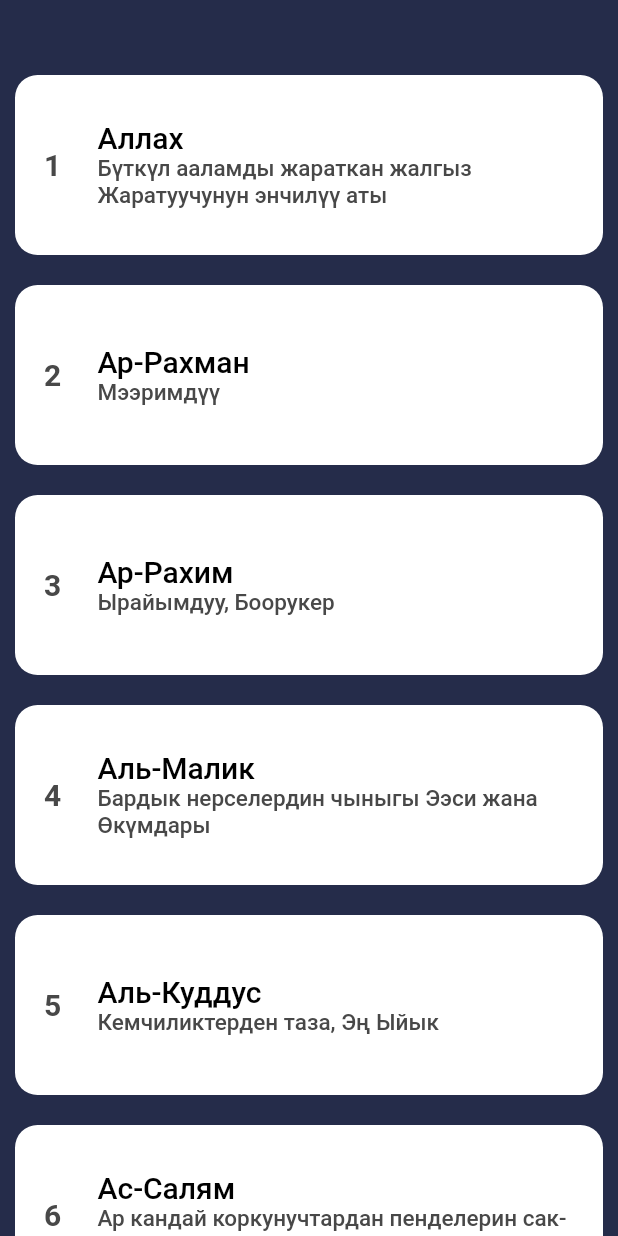
After one commit to gulzigit22/dinbil, a Flutter app: the screen it shows after launch, after a tap on "Аллахтын 99 ысымы", on a phone screen of 412 x 824 dp. The commit adds this screen. Run offline on Flutter 3.47's test engine with Material 2 defaults, Android fonts, the phone set to English and light mode, and no system bars.

Commit message:
names done

```diff
--- a/lib/modules/home/home.dart
+++ b/lib/modules/home/home.dart
@@ -1,4 +1,5 @@
 import 'package:dinbil/modules/test/test.dart';
+import 'package:dinbil/modules/view/names.dart';
 
 import 'package:flutter/material.dart';
 
@@ -97,13 +98,23 @@ class HomeView extends StatelessWidget {
                       const SizedBox(
                         height: 10,
                       ),
-                      Container(
+                      GestureDetector(
+                        onTap: () {
+                          Navigator.push(
+                            context,
+                            MaterialPageRoute(
+                              builder: (context) => const NameView(),
+                            ),
+                          );
+                        },
+                        child: Container(
                           height: 150,
                           width: 120,
                           decoration: BoxDecoration(
                               color: const Color(0xffffffff),
                               borderRadius: BorderRadius.circular(30)),
                           child: Center(child: Text('Аллахтын 99 ысымы')),
+                        ),
                       ),
                       const SizedBox(
                         height: 10,
--- /dev/null
+++ b/lib/modules/view/cards.dart
@@ -0,0 +1,92 @@
+import 'package:flutter/material.dart';
+
+class BuildContainer extends StatelessWidget {
+  final int number;
+  final String firstText;
+  final String secondText;
+
+  const BuildContainer({
+    required this.number,
+    required this.firstText,
+    required this.secondText,
+    Key? key,
+  }) : super(key: key);
+
+  @override
+  Widget build(BuildContext context) {
+    return Padding(
+      padding: const EdgeInsets.all(10.0),
+      child: Container(
+        width: double.infinity,
+        height: 120,
+        decoration: BoxDecoration(
+          borderRadius: BorderRadius.circular(15),
+          color: Colors.white,
+        ),
+        child: Row(
+          crossAxisAlignment: CrossAxisAlignment.start,
+          children: [
+            Container(
+              width: 50.0,
+              alignment: Alignment.center,
+              child: Text(
+                '$number',
+                style: TextStyle(
+                  fontSize: 20,
+                  color: Color(0xff484848),
+                  fontWeight: FontWeight.w700,
+                ),
+              ),
+            ),
+            SizedBox(
+              width: 5,
+            ),
+            NewWidget(
+              firstText: firstText,
+              secondText: secondText,
+            ),
+          ],
+        ),
+      ),
+    );
+  }
+}
+
+class NewWidget extends StatelessWidget {
+  final String firstText;
+  final String secondText;
+
+  const NewWidget({
+    required this.firstText,
+    required this.secondText,
+    Key? key,
+  }) : super(key: key);
+
+  @override
+  Widget build(BuildContext context) {
+    return Expanded(
+      child: Column(
+        crossAxisAlignment: CrossAxisAlignment.start,
+        mainAxisAlignment: MainAxisAlignment.center,
+        children: [
+          Text(
+            firstText,
+            style: TextStyle(
+              fontSize: 20,
+              color: Colors.black,
+              fontWeight: FontWeight.w500,
+            ),
+          ),
+          Text(
+            secondText,
+            style: TextStyle(
+              fontSize: 15.0,
+              color: Color(0xff484848),
+              fontWeight: FontWeight.w500,
+            ),
+          ),
+        ],
+      ),
+    );
+  }
+}
--- /dev/null
+++ b/lib/modules/view/names.dart
@@ -0,0 +1,355 @@
+import 'package:dinbil/modules/view/cards.dart';
+import 'package:dinbil/theme/color/colors.dart';
+import 'package:flutter/material.dart';
+
+class NameView extends StatefulWidget {
+  const NameView({super.key});
+
+  @override
+  State<NameView> createState() => _NameViewState();
+}
+
+class _NameViewState extends State<NameView> {
+  @override
+  Widget build(BuildContext context) {
+    return Scaffold(
+      backgroundColor: AppColor.pripmaryColor,
+      body: Column(
+        mainAxisAlignment: MainAxisAlignment.start,
+        crossAxisAlignment: CrossAxisAlignment.start,
+        children: [
+          SizedBox(height: 40),
+          Expanded(
+            child: ListView.builder(
+              shrinkWrap: true,
+              itemCount: 99, // 1'den 99'a kadar sayılar için
+              itemBuilder: (context, index) {
+                int number = index + 1;
+
+                String firstText = ''; // Başlangıç değeri ataması
+                String secondText = ''; // Başlangıç değeri ataması
+
+                if (number == 1) {
+                  firstText = 'Аллах';
+                  secondText =
+                      'Бүткүл ааламды жараткан жалгыз Жаратуучунун энчилүү аты';
+                } else if (number == 2) {
+                  firstText = 'Ар-Рахман';
+                  secondText = 'Мээримдүү';
+                } else if (number == 3) {
+                  firstText = 'Ар-Рахим';
+                  secondText = 'Ырайымдуу, Боорукер';
+                } else if (number == 4) {
+                  firstText = 'Аль-Малик';
+                  secondText = 'Бардык нерселердин чыныгы Ээси жана Өкүмдары';
+                } else if (number == 5) {
+                  firstText = 'Аль-Куддус';
+                  secondText = 'Кемчиликтерден таза, Эң Ыйык';
+                } else if (number == 6) {
+                  firstText = 'Ас-Салям';
+                  secondText =
+                      'Ар кандай коркунучтардан пенделерин сак-саламат алып калуучу';
+                } else if (number == 7) {
+                  firstText = 'Аль-Му’мин';
+                  secondText =
+                      'Бардык нерселерге амандык, тынчтык жана бейпилдик берүүчү';
+                } else if (number == 8) {
+                  firstText = 'Аль-Мухаймин';
+                  secondText = 'Бардык макулуктарды көзөмөлдөп, колдоп туруучу';
+                } else if (number == 9) {
+                  firstText = 'Аль-’Азиз';
+                  secondText = 'Кудуреттүү';
+                } else if (number == 10) {
+                  firstText = 'Аль-Джаббар';
+                  secondText = 'Каалаган нерсесин мажбурлап кылдыруучу';
+                } else if (number == 11) {
+                  firstText = 'Аль-Мутакяббир';
+                  secondText = 'Бардык нерседен улук';
+                } else if (number == 12) {
+                  firstText = 'Аль-Халик';
+                  secondText = 'Бардык нерсени жаратуучу';
+                } else if (number == 13) {
+                  firstText = 'Аль-Бари’';
+                  secondText = 'Жоктон бар кылуучу';
+                } else if (number == 14) {
+                  firstText = 'Аль-Мусаввир';
+                  secondText =
+                      'Ар бир нерсенин өзүнө жарашыктуу келбет берүүчү';
+                } else if (number == 15) {
+                  firstText = 'Аль-Гаффар';
+                  secondText = 'Кечирүүчү';
+                } else if (number == 16) {
+                  firstText = 'Аль-Каххар';
+                  secondText = 'Каардуу';
+                } else if (number == 17) {
+                  firstText = 'Аль-Ваххаб';
+                  secondText = 'Белектерди, жакшылыктарды тартуу кылуучу';
+                } else if (number == 18) {
+                  firstText = 'Ар-Раззак';
+                  secondText = 'Ырыскы берүүчү';
+                } else if (number == 19) {
+                  firstText = 'Аль-Фаттах';
+                  secondText = 'Бардык жабык нерселерди ачуучу';
+                } else if (number == 20) {
+                  firstText = 'Аль-’Алим';
+                  secondText = 'Бардык нерсени билүүчү';
+                } else if (number == 21) {
+                  firstText = 'Аль-Кабид';
+                  secondText =
+                      'Каалаган макулугунун ырыскысын кемитүүчү, кысуучу, жанын сууруп алуучу';
+                } else if (number == 22) {
+                  firstText = 'Аль-Басит';
+                  secondText = 'Жан салып ырыскы берүүчү';
+                } else if (number == 23) {
+                  firstText = 'Аль-Хафид';
+                  secondText = 'Каалаган педесинин мартабасын төмөндөтүүчү';
+                } else if (number == 24) {
+                  firstText = 'Аль-Рафи’';
+                  secondText = 'Каалган пендесинин мартабасын көтөрүүчү';
+                } else if (number == 25) {
+                  firstText = 'Аль-Му’изз';
+                  secondText = 'Азиз, урматтуу, кудуреттүү';
+                } else if (number == 26) {
+                  firstText = 'Аль-Музиль';
+                  secondText = 'Кор кылуучу';
+                } else if (number == 27) {
+                  firstText = 'Аль-Сами’';
+                  secondText = 'Жашыруун жана ачык добуштардын баарын угуучу';
+                } else if (number == 28) {
+                  firstText = 'Аль-Басыр';
+                  secondText = 'Бардык нерсени көрүүчү';
+                } else if (number == 29) {
+                  firstText = 'Аль-Хакам';
+                  secondText = 'Өкүм жүргүзүүчү, Өкүмдар';
+                } else if (number == 30) {
+                  firstText = 'Аль-’Адль';
+                  secondText = 'Адилеттүү';
+                } else if (number == 31) {
+                  firstText = 'Аль-Латыф';
+                  secondText = 'Өтө жумшак мамиле кылуучу';
+                } else if (number == 32) {
+                  firstText = 'Аль-Хабир';
+                  secondText = 'Бардык иштерден кабардар';
+                } else if (number == 33) {
+                  firstText = 'Аль-Халим';
+                  secondText = 'Каталык-күнөөлөрдү жумшактык менен кечирүүчү';
+                } else if (number == 34) {
+                  firstText = 'Аль-’Азым';
+                  secondText = 'Баарынан улуу жана бийик туруучу';
+                } else if (number == 35) {
+                  firstText = 'Аль-Гафур';
+                  secondText = 'Күнөөлөрдү толугу менен кечирүүчү';
+                } else if (number == 36) {
+                  firstText = 'Аш-Шакур';
+                  secondText =
+                      'Шүгүр кылуучу пенделерине көптөгөн соопторду берүүчү';
+                } else if (number == 37) {
+                  firstText = 'Аль-’Алий';
+                  secondText = 'Барынан жогору туруучу улуктук ээси';
+                } else if (number == 38) {
+                  firstText = 'Аль-Кябир';
+                  secondText = 'Улуулук ээси';
+                } else if (number == 39) {
+                  firstText = 'Аль-Хафиз';
+                  secondText = 'Бардык нерсени сактоочу';
+                } else if (number == 40) {
+                  firstText = 'Аль-Мукит';
+                  secondText =
+                      'Ар түрдүү макулуктарга керектүү ырыскыларын берүүчү';
+                } else if (number == 41) {
+                  firstText = 'Аль-Хасиб';
+                  secondText =
+                      'Кулдарынын бардык кыймыл-аракетинин эсеп-кысабын алуучу';
+                } else if (number == 42) {
+                  firstText = 'Аль-Джалиль';
+                  secondText = 'Жаалдуу, Айбаттуу, бардык сыпаттары кемелдүү';
+                } else if (number == 43) {
+                  firstText = 'Аль-Карим';
+                  secondText = 'Жоомарт, Берешен';
+                } else if (number == 44) {
+                  firstText = 'Ар-Ракиб';
+                  secondText = 'Бардык нерселерди көрүп-билип туруучу';
+                } else if (number == 45) {
+                  firstText = 'Аль-Муджиб';
+                  secondText = 'Пенделеринин дубаларына жооп берүүчү';
+                } else if (number == 46) {
+                  firstText = 'Аль-Васи’';
+                  secondText = 'Илими менен ырайымы кең';
+                } else if (number == 47) {
+                  firstText = 'Аль-Хаким';
+                  secondText =
+                      'Даанышман, Бардык нерсени даанышмандык менен жасоочу';
+                } else if (number == 48) {
+                  firstText = 'Аль-Вадуд';
+                  secondText = 'Сүйүү, Жараткан макулуктарын сүйүүчү';
+                } else if (number == 49) {
+                  firstText = 'Аль-Маджиид';
+                  secondText = 'Даңктуу, улуктугу менен өкүмдарлыгы чексиз';
+                } else if (number == 50) {
+                  firstText = 'Аль-Ба’ис';
+                  secondText =
+                      'Пайгамбарларды жөнөтүүчү жана өлүктөрдү тирилтүүчү';
+                } else if (number == 51) {
+                  firstText = 'Аш-Шахид';
+                  secondText = 'Ар бир нерсеге күбө';
+                } else if (number == 52) {
+                  firstText = 'Аль-Хакк';
+                  secondText =
+                      'Акыйкат, дайыма туруктуу жана эч өзгөрбөй туруучу';
+                } else if (number == 53) {
+                  firstText = 'Аль-Вакиль';
+                  secondText = 'Бардык иштерди өз кепилдигине алуучу';
+                } else if (number == 54) {
+                  firstText = 'Аль-Кавий';
+                  secondText = 'Чыныгы күч менен кудурет ээси';
+                } else if (number == 55) {
+                  firstText = 'Аль-Матин';
+                  secondText =
+                      'Өкүмдөрү бекем, эч нерсе Анын өкүмдөрүн буза албайт';
+                } else if (number == 56) {
+                  firstText = 'Аль-Валий';
+                  secondText = 'Момундардын досу жана жардамчысы';
+                } else if (number == 57) {
+                  firstText = 'Аль-Хамид';
+                  secondText = 'Мактоого татыктуу';
+                } else if (number == 58) {
+                  firstText = 'Аль-Мухсы';
+                  secondText = 'Бардык нерсенин санын, эсебин билүүчү';
+                } else if (number == 59) {
+                  firstText = 'Аль-Мубди’';
+                  secondText = 'Алгачкы жолу жоктон бар кылып жаратуучу';
+                } else if (number == 60) {
+                  firstText = 'Аль-Му’ид';
+                  secondText = 'Өлгөн макулуктарга кайрадан өмүр берүүчү';
+                } else if (number == 61) {
+                  firstText = 'Аль-Мубди’';
+                  secondText = 'Алгачкы жолу жоктон бар кылып жаратуучу';
+                } else if (number == 62) {
+                  firstText = 'Аль-Мубди’';
+                  secondText = 'Алгачкы жолу жоктон бар кылып жаратуучу';
+                } else if (number == 63) {
+                  firstText = 'Аль-Мубди’';
+                  secondText = 'Алгачкы жолу жоктон бар кылып жаратуучу';
+                } else if (number == 64) {
+                  firstText = 'Аль-Мубди’';
+                  secondText = 'Алгачкы жолу жоктон бар кылып жаратуучу';
+                } else if (number == 65) {
+                  firstText = 'Аль-Мубди’';
+                  secondText = 'Алгачкы жолу жоктон бар кылып жаратуучу';
+                } else if (number == 66) {
+                  firstText = 'Аль-Мубди’';
+                  secondText = 'Алгачкы жолу жоктон бар кылып жаратуучу';
+                } else if (number == 67) {
+                  firstText = 'Аль-Мубди’';
+                  secondText = 'Алгачкы жолу жоктон бар кылып жаратуучу';
+                } else if (number == 68) {
+                  firstText = 'Аль-Мубди’';
+                  secondText = 'Алгачкы жолу жоктон бар кылып жаратуучу';
+                } else if (number == 69) {
+                  firstText = 'Аль-Мубди’';
+                  secondText = 'Алгачкы жолу жоктон бар кылып жаратуучу';
+                } else if (number == 70) {
+                  firstText = 'Аль-Мубди’';
+                  secondText = 'Алгачкы жолу жоктон бар кылып жаратуучу';
+                } else if (number == 71) {
+                  firstText = 'Аль-Мубди’';
+                  secondText = 'Алгачкы жолу жоктон бар кылып жаратуучу';
+                } else if (number == 72) {
+                  firstText = 'Аль-Мубди’';
+                  secondText = 'Алгачкы жолу жоктон бар кылып жаратуучу';
+                } else if (number == 73) {
+                  firstText = 'Аль-Мубди’';
+                  secondText = 'Алгачкы жолу жоктон бар кылып жаратуучу';
+                } else if (number == 74) {
+                  firstText = 'Аль-Мубди’';
+                  secondText = 'Алгачкы жолу жоктон бар кылып жаратуучу';
+                } else if (number == 75) {
+                  firstText = 'Аль-Мубди’';
+                  secondText = 'Алгачкы жолу жоктон бар кылып жаратуучу';
+                } else if (number == 76) {
+                  firstText = 'Аль-Мубди’';
+                  secondText = 'Алгачкы жолу жоктон бар кылып жаратуучу';
+                } else if (number == 77) {
+                  firstText = 'Аль-Мубди’';
+                  secondText = 'Алгачкы жолу жоктон бар кылып жаратуучу';
+                } else if (number == 78) {
+                  firstText = 'Аль-Мубди’';
+                  secondText = 'Алгачкы жолу жоктон бар кылып жаратуучу';
+                } else if (number == 79) {
+                  firstText = 'Аль-Мубди’';
+                  secondText = 'Алгачкы жолу жоктон бар кылып жаратуучу';
+                } else if (number == 80) {
+                  firstText = 'Аль-Мубди’';
+                  secondText = 'Алгачкы жолу жоктон бар кылып жаратуучу';
+                } else if (number == 81) {
+                  firstText = 'Аль-Мубди’';
+                  secondText = 'Алгачкы жолу жоктон бар кылып жаратуучу';
+                } else if (number == 82) {
+                  firstText = 'Аль-Мубди’';
+                  secondText = 'Алгачкы жолу жоктон бар кылып жаратуучу';
+                } else if (number == 83) {
+                  firstText = 'Аль-Мубди’';
+                  secondText = 'Алгачкы жолу жоктон бар кылып жаратуучу';
+                } else if (number == 84) {
+                  firstText = 'Аль-Мубди’';
+                  secondText = 'Алгачкы жолу жоктон бар кылып жаратуучу';
+                } else if (number == 85) {
+                  firstText = 'Аль-Мубди’';
+                  secondText = 'Алгачкы жолу жоктон бар кылып жаратуучу';
+                } else if (number == 86) {
+                  firstText = 'Аль-Мубди’';
+                  secondText = 'Алгачкы жолу жоктон бар кылып жаратуучу';
+                } else if (number == 87) {
+                  firstText = 'Аль-Мубди’';
+                  secondText = 'Алгачкы жолу жоктон бар кылып жаратуучу';
+                } else if (number == 88) {
+                  firstText = 'Аль-Мубди’';
+                  secondText = 'Алгачкы жолу жоктон бар кылып жаратуучу';
+                } else if (number == 89) {
+                  firstText = 'Аль-Мубди’';
+                  secondText = 'Алгачкы жолу жоктон бар кылып жаратуучу';
+                } else if (number == 90) {
+                  firstText = 'Аль-Мубди’';
+                  secondText = 'Алгачкы жолу жоктон бар кылып жаратуучу';
+                } else if (number == 91) {
+                  firstText = 'Аль-Мубди’';
+                  secondText = 'Алгачкы жолу жоктон бар кылып жаратуучу';
+                } else if (number == 92) {
+                  firstText = 'Аль-Мубди’';
+                  secondText = 'Алгачкы жолу жоктон бар кылып жаратуучу';
+                } else if (number == 93) {
+                  firstText = 'Аль-Мубди’';
+                  secondText = 'Алгачкы жолу жоктон бар кылып жаратуучу';
+                } else if (number == 94) {
+                  firstText = 'Аль-Мубди’';
+                  secondText = 'Алгачкы жолу жоктон бар кылып жаратуучу';
+                } else if (number == 95) {
+                  firstText = 'Аль-Мубди’';
+                  secondText = 'Алгачкы жолу жоктон бар кылып жаратуучу';
+                } else if (number == 96) {
+                  firstText = 'Аль-Мубди’';
+                  secondText = 'Алгачкы жолу жоктон бар кылып жаратуучу';
+                } else if (number == 97) {
+                  firstText = 'Аль-Мубди’';
+                  secondText = 'Алгачкы жолу жоктон бар кылып жаратуучу';
+                } else if (number == 98) {
+                  firstText = 'Аль-Мубди’';
+                  secondText = 'Алгачкы жолу жоктон бар кылып жаратуучу';
+                } else if (number == 99) {
+                  firstText = 'Аль-Мубди’';
+                  secondText = 'Алгачкы жолу жоктон бар кылып жаратуучу';
+                }
+
+                return BuildContainer(
+                  number: number,
+                  firstText: firstText,
+                  secondText: secondText,
+                );
+              },
+            ),
+          ),
+        ],
+      ),
+    );
+  }
+}
```
Lines whose indentation alone changed are shown as unchanged.
